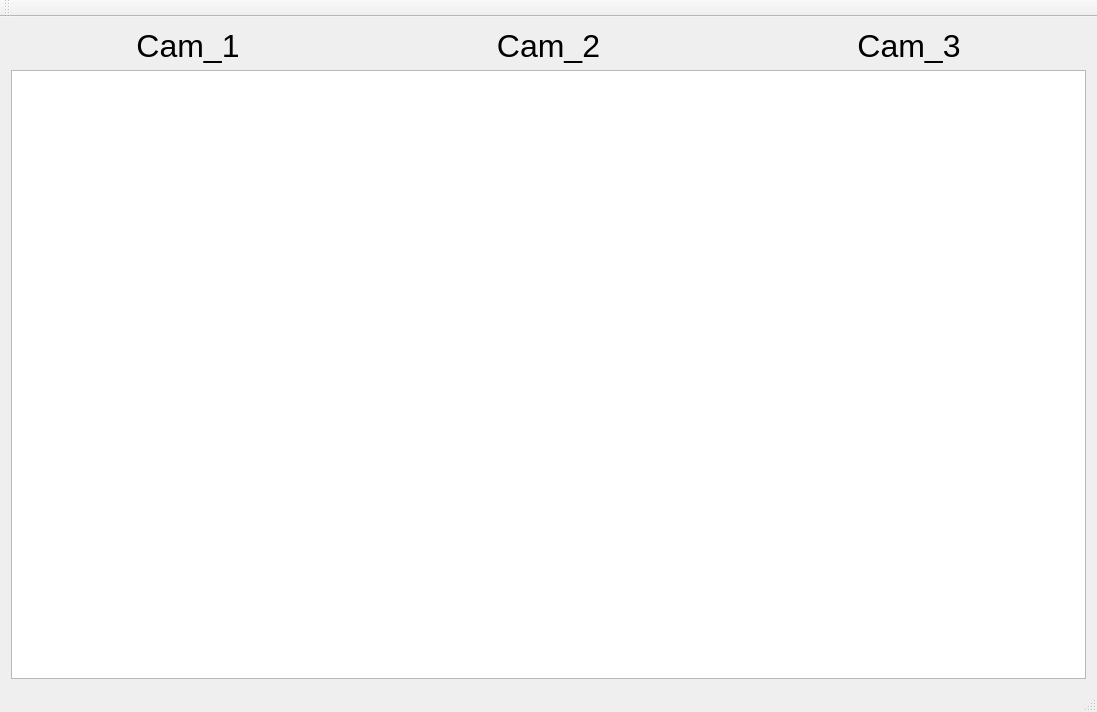
This is mainwindow.ui in cuitwhy/Qt-WatchDog-CCTV as Qt 5 draws it before an edit. The edited form follows.
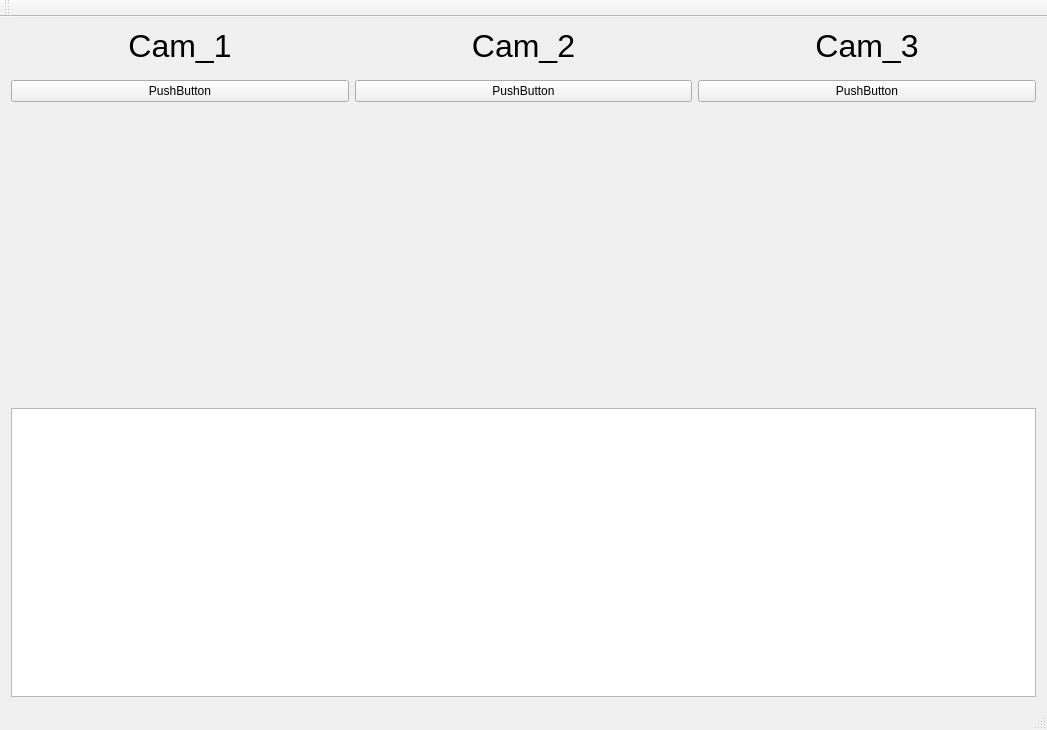
This is the edited form. Icons and pictures are not drawn.

Commit message: mod:CCTV UI

The edit to the form file:
```diff
--- a/mainwindow.ui
+++ b/mainwindow.ui
@@ -6,10 +6,16 @@
    <rect>
     <x>0</x>
     <y>0</y>
-    <width>1097</width>
-    <height>712</height>
+    <width>1047</width>
+    <height>730</height>
    </rect>
   </property>
+  <property name="maximumSize">
+   <size>
+    <width>16777215</width>
+    <height>10000</height>
+   </size>
+  </property>
   <property name="windowTitle">
    <string>Qt-WatchDog(CCTV)</string>
   </property>
@@ -72,10 +78,10 @@
      </layout>
     </item>
     <item row="2" column="0">
-     <layout class="QHBoxLayout" name="horizontalLayout"/>
-    </item>
-    <item row="1" column="0">
      <layout class="QHBoxLayout" name="videoView">
+      <property name="topMargin">
+       <number>300</number>
+      </property>
       <item>
        <layout class="QHBoxLayout" name="videoView1"/>
       </item>
@@ -88,7 +94,42 @@
      </layout>
     </item>
     <item row="3" column="0">
-     <widget class="QTextBrowser" name="DebugtextBrowser"/>
+     <widget class="QTextBrowser" name="DebugtextBrowser">
+      <property name="maximumSize">
+       <size>
+        <width>16777215</width>
+        <height>10000</height>
+       </size>
+      </property>
+     </widget>
+    </item>
+    <item row="1" column="0">
+     <layout class="QHBoxLayout" name="buttonvector">
+      <property name="topMargin">
+       <number>10</number>
+      </property>
+      <item>
+       <widget class="QPushButton" name="openButton1">
+        <property name="text">
+         <string>PushButton</string>
+        </property>
+       </widget>
+      </item>
+      <item>
+       <widget class="QPushButton" name="openButton2">
+        <property name="text">
+         <string>PushButton</string>
+        </property>
+       </widget>
+      </item>
+      <item>
+       <widget class="QPushButton" name="openButton3">
+        <property name="text">
+         <string>PushButton</string>
+        </property>
+       </widget>
+      </item>
+     </layout>
     </item>
    </layout>
   </widget>
```
Left out of the diff: 8 changed lines with no effect on the pictures. The commit also changes 2 other files.
